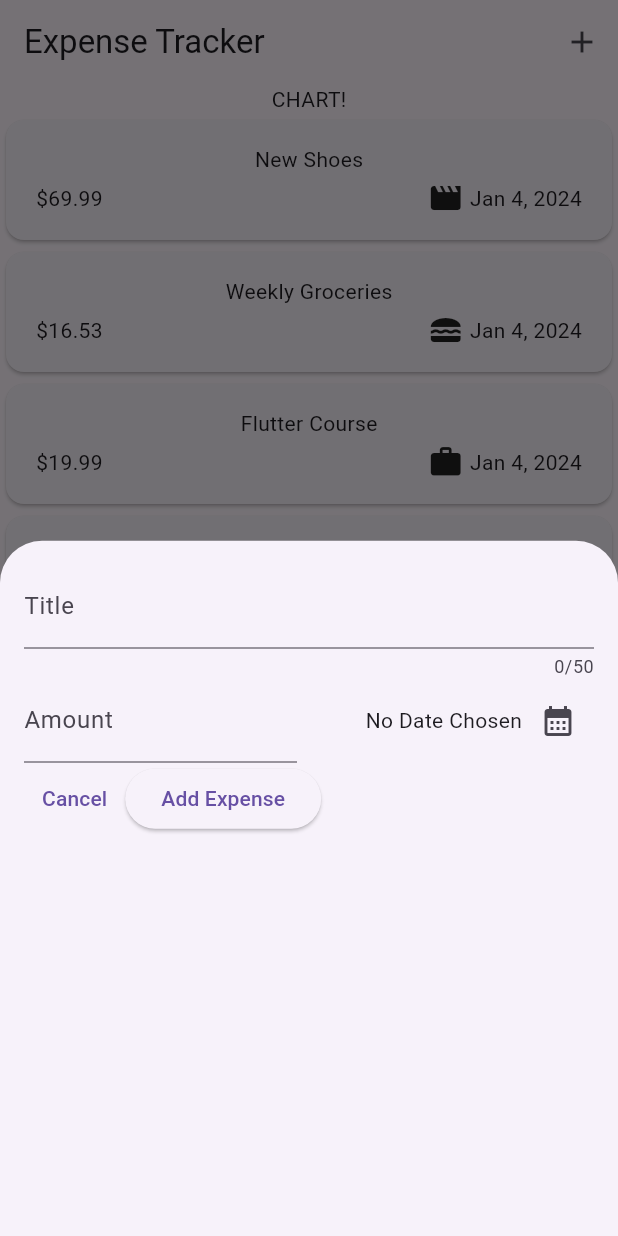
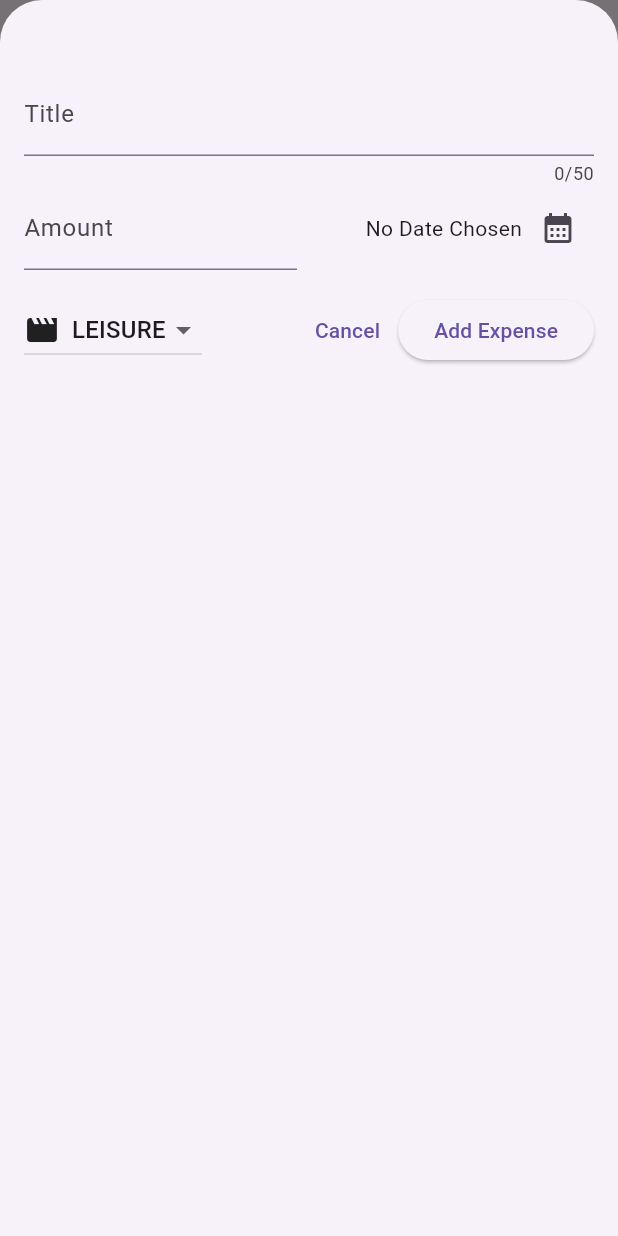
Before and after one commit to KrishKoria/Expense-Tracker, a Flutter app: the screen it shows after launch, after a tap on the "add" icon, on a phone screen of 412 x 824 dp. Run offline on Flutter 3.47's test engine with Material 3 defaults, Android fonts, the phone set to English and light mode, and no system bars.

Commit message:
Completed New Expense Addition as well as deletion, Changed How the modal looks and interacts

```diff
--- a/lib/Widgets/Expenses_list/expenses_list.dart
+++ b/lib/Widgets/Expenses_list/expenses_list.dart
@@ -3,12 +3,18 @@ import 'package:expense_tracker/Widgets/Expenses_list/expense_item.dart';
 import 'package:flutter/widgets.dart';
 
 class ExpensesList extends StatelessWidget {
-  const ExpensesList({super.key, required this.expensesList});
+  const ExpensesList(
+      {super.key, required this.expensesList, required this.onDeleteExpense});
   final List<ExpenseModel> expensesList;
+  final void Function(ExpenseModel expense) onDeleteExpense;
   @override
   Widget build(BuildContext context) {
     return ListView.builder(
-      itemBuilder: (ctx, index) => ExpenseItem(expensesList[index]),
+      itemBuilder: (ctx, index) => Dismissible(
+        key: ValueKey(expensesList[index].id),
+        child: ExpenseItem(expensesList[index]),
+        onDismissed: (direction) => onDeleteExpense(expensesList[index]),
+      ),
       itemCount: expensesList.length,
     );
   }
--- a/lib/Widgets/Form_Elements/new_expense.dart
+++ b/lib/Widgets/Form_Elements/new_expense.dart
@@ -2,7 +2,8 @@ import 'package:expense_tracker/Models/expense_model.dart';
 import 'package:flutter/material.dart';
 
 class NewExpense extends StatefulWidget {
-  const NewExpense({super.key});
+  const NewExpense(this._onAddExpense, {super.key});
+  final void Function(ExpenseModel) _onAddExpense;
   @override
   State<NewExpense> createState() {
     return _NewExpenseState();
@@ -13,6 +14,7 @@ class _NewExpenseState extends State<NewExpense> {
   final _titleController = TextEditingController();
   final _amountController = TextEditingController();
   DateTime? _selectedDate;
+  Category _selectedCategory = Category.leisure;
   @override
   void dispose() {
     _titleController.dispose();
@@ -21,21 +23,51 @@ class _NewExpenseState extends State<NewExpense> {
   }
 
   void _datePicker() async {
-    final _date = await showDatePicker(
+    final date = await showDatePicker(
       context: context,
       initialDate: DateTime.now(),
       firstDate: DateTime.now().subtract(const Duration(days: 365)),
       lastDate: DateTime.now(),
     );
     setState(() {
-      _selectedDate = _date;
+      _selectedDate = date;
     });
+  }
+
+  void _submitData() {
+    final enteredTitle = _titleController.text.trim();
+    final enteredAmount = double.tryParse(_amountController.text);
+    final amountIsInvalid = enteredAmount == null || enteredAmount <= 0;
+    if (enteredTitle.isEmpty || amountIsInvalid || _selectedDate == null) {
+      showDialog(
+        context: context,
+        builder: (ctx) => AlertDialog(
+          title: const Text("Invalid Input"),
+          content: const Text("Please enter valid title, amount, date "),
+          actions: [
+            TextButton(
+              onPressed: () => Navigator.of(ctx).pop(),
+              child: const Text("Okay"),
+            ),
+          ],
+        ),
+      );
+      return;
+    }
+    final newExpense = ExpenseModel(
+      title: enteredTitle,
+      amount: enteredAmount,
+      date: _selectedDate!,
+      category: _selectedCategory,
+    );
+    widget._onAddExpense(newExpense);
+    Navigator.of(context).pop();
   }
 
   @override
   Widget build(BuildContext context) {
     return Padding(
-      padding: const EdgeInsets.all(16),
+      padding: const EdgeInsets.fromLTRB(16, 48, 16, 16 + 8 + 8),
       child: Column(
         children: [
           TextField(
@@ -75,17 +107,40 @@ class _NewExpenseState extends State<NewExpense> {
               ),
             ],
           ),
+          const SizedBox(height: 16),
           Row(
             children: [
+              DropdownButton(
+                value: _selectedCategory,
+                items: Category.values.map((category) {
+                  return DropdownMenuItem(
+                    value: category,
+                    child: Row(
+                      children: [
+                        Icon(categoryIcons[category]),
+                        const SizedBox(width: 8),
+                        Text(category.name.toUpperCase()),
+                      ],
+                    ),
+                  );
+                }).toList(),
+                onChanged: ((value) {
+                  value != null
+                      ? setState(
+                          () {
+                            _selectedCategory = value;
+                          },
+                        )
+                      : null;
+                }),
+              ),
+              const Spacer(),
               TextButton(
                 onPressed: () => Navigator.of(context).pop(),
                 child: const Text("Cancel"),
               ),
               ElevatedButton(
-                onPressed: () {
-                  print(_titleController.text);
-                  print(_amountController.text);
-                },
+                onPressed: _submitData,
                 child: const Text("Add Expense"),
               ),
             ],
--- a/lib/Widgets/expenses.dart
+++ b/lib/Widgets/expenses.dart
@@ -39,12 +39,24 @@ class _ExpensesState extends State<Expenses> {
       category: Category.travel,
     ),
   ];
+  void _addExpense(ExpenseModel expense) {
+    setState(() {
+      _dummyExpenses.add(expense);
+    });
+  }
+
+  void _deleteExpense(ExpenseModel expense) {
+    setState(() {
+      _dummyExpenses.remove(expense);
+    });
+  }
 
   void _openAddExpenseOverlay() {
     showModalBottomSheet(
+      isScrollControlled: true,
       context: context,
       builder: (ctx) {
-        return const NewExpense();
+        return NewExpense(_addExpense);
       },
     );
   }
@@ -65,7 +77,8 @@ class _ExpensesState extends State<Expenses> {
         children: [
           const Text("CHART!"),
           Expanded(
-            child: ExpensesList(expensesList: _dummyExpenses),
+            child: ExpensesList(
+                expensesList: _dummyExpenses, onDeleteExpense: _deleteExpense),
           )
         ],
       ),
```
